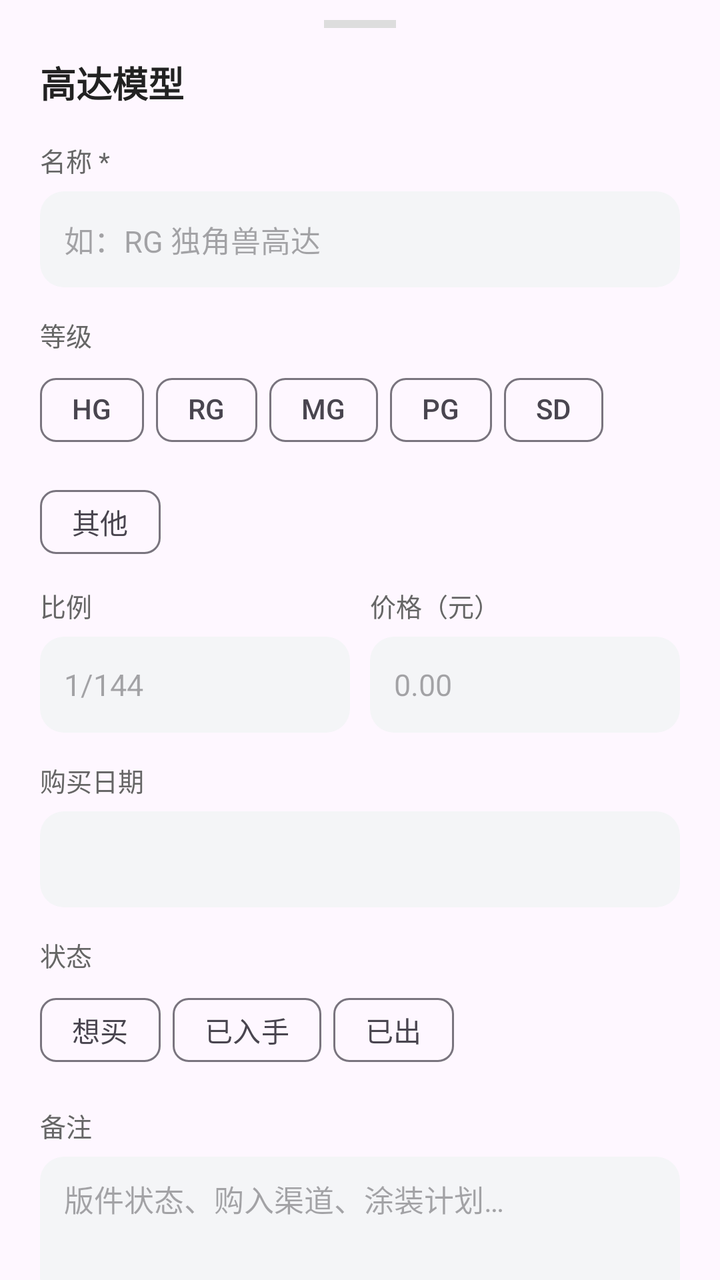
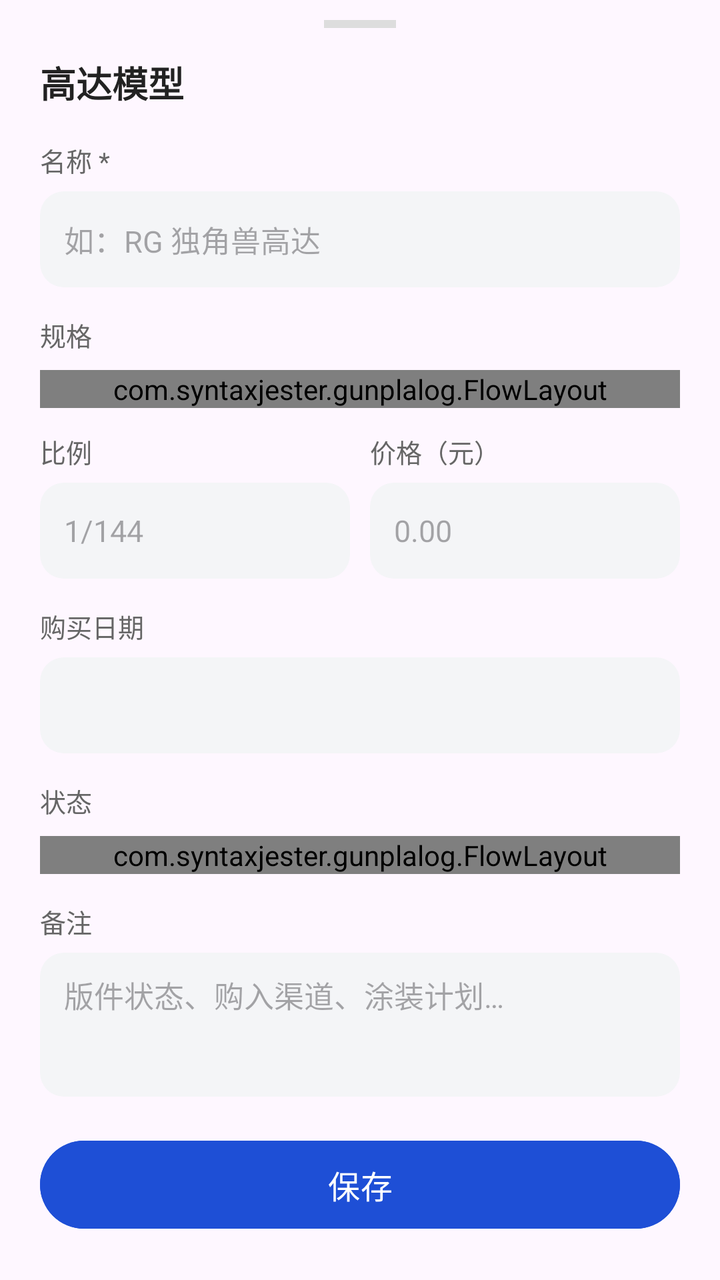

Two renders of the same Android screen: before a commit and after it. Below are the layout's source before the change and the commit's diff.
<!-- AndroidManifest.xml: application theme Theme.GunplaLog -->
<!-- res/layout/sheet_edit.xml -->
<?xml version="1.0" encoding="utf-8"?>
<androidx.core.widget.NestedScrollView xmlns:android="http://schemas.android.com/apk/res/android"
    xmlns:app="http://schemas.android.com/apk/res-auto"
    android:layout_width="match_parent"
    android:layout_height="wrap_content"
    android:fillViewport="true">

    <LinearLayout
        android:layout_width="match_parent"
        android:layout_height="wrap_content"
        android:orientation="vertical"
        android:paddingLeft="20dp"
        android:paddingTop="10dp"
        android:paddingRight="20dp"
        android:paddingBottom="28dp">

        <View
            android:layout_width="36dp"
            android:layout_height="4dp"
            android:layout_gravity="center_horizontal"
            android:background="#DDDDDD" />

        <TextView
            android:layout_width="wrap_content"
            android:layout_height="wrap_content"
            android:layout_marginTop="14dp"
            android:text="@string/app_name"
            android:textColor="#222222"
            android:textSize="18sp"
            android:textStyle="bold" />

        <TextView
            android:layout_width="wrap_content"
            android:layout_height="wrap_content"
            android:layout_marginTop="16dp"
            android:text="名称 *"
            android:textColor="#666666"
            android:textSize="13sp" />

        <EditText
            android:id="@+id/etName"
            android:layout_width="match_parent"
            android:layout_height="48dp"
            android:layout_marginTop="6dp"
            android:background="@drawable/bg_input"
            android:hint="如：RG 独角兽高达"
            android:importantForAutofill="no"
            android:inputType="text"
            android:maxLines="1"
            android:paddingLeft="12dp"
            android:paddingRight="12dp"
            android:textSize="15sp" />

        <TextView
            android:layout_width="wrap_content"
            android:layout_height="wrap_content"
            android:layout_marginTop="14dp"
            android:text="等级"
            android:textColor="#666666"
            android:textSize="13sp" />

        <com.google.android.material.chip.ChipGroup
            android:id="@+id/cgGrade"
            android:layout_width="wrap_content"
            android:layout_height="wrap_content"
            android:layout_marginTop="4dp"
            app:chipSpacingHorizontal="6dp">

            <com.google.android.material.chip.Chip
                android:id="@+id/cHG"
                style="@style/Widget.Material3.Chip.Filter"
                android:layout_width="wrap_content"
                android:layout_height="wrap_content"
                android:checkable="true"
                android:text="HG" />

            <com.google.android.material.chip.Chip
                android:id="@+id/cRG"
                style="@style/Widget.Material3.Chip.Filter"
                android:layout_width="wrap_content"
                android:layout_height="wrap_content"
                android:checkable="true"
                android:text="RG" />

            <com.google.android.material.chip.Chip
                android:id="@+id/cMG"
                style="@style/Widget.Material3.Chip.Filter"
                android:layout_width="wrap_content"
                android:layout_height="wrap_content"
                android:checkable="true"
                android:text="MG" />

            <com.google.android.material.chip.Chip
                android:id="@+id/cPG"
                style="@style/Widget.Material3.Chip.Filter"
                android:layout_width="wrap_content"
                android:layout_height="wrap_content"
                android:checkable="true"
                android:text="PG" />

            <com.google.android.material.chip.Chip
                android:id="@+id/cSD"
                style="@style/Widget.Material3.Chip.Filter"
                android:layout_width="wrap_content"
                android:layout_height="wrap_content"
                android:checkable="true"
                android:text="SD" />

            <com.google.android.material.chip.Chip
                android:id="@+id/cOT"
                style="@style/Widget.Material3.Chip.Filter"
                android:layout_width="wrap_content"
                android:layout_height="wrap_content"
                android:checkable="true"
                android:text="其他" />
        </com.google.android.material.chip.ChipGroup>

        <LinearLayout
            android:layout_width="match_parent"
            android:layout_height="wrap_content"
            android:layout_marginTop="8dp"
            android:orientation="horizontal">

            <LinearLayout
                android:layout_width="0dp"
                android:layout_height="wrap_content"
                android:layout_marginRight="10dp"
                android:layout_weight="1"
                android:orientation="vertical">

                <TextView
                    android:layout_width="wrap_content"
                    android:layout_height="wrap_content"
                    android:text="比例"
                    android:textColor="#666666"
                    android:textSize="13sp" />

                <EditText
                    android:id="@+id/etScale"
                    android:layout_width="match_parent"
                    android:layout_height="48dp"
                    android:layout_marginTop="6dp"
                    android:background="@drawable/bg_input"
                    android:hint="1/144"
                    android:importantForAutofill="no"
                    android:inputType="text"
                    android:maxLines="1"
                    android:paddingLeft="12dp"
                    android:paddingRight="12dp"
                    android:textSize="15sp" />
            </LinearLayout>

            <LinearLayout
                android:layout_width="0dp"
                android:layout_height="wrap_content"
                android:layout_weight="1"
                android:orientation="vertical">

                <TextView
                    android:layout_width="wrap_content"
                    android:layout_height="wrap_content"
                    android:text="价格（元）"
                    android:textColor="#666666"
                    android:textSize="13sp" />

                <EditText
                    android:id="@+id/etPrice"
                    android:layout_width="match_parent"
                    android:layout_height="48dp"
                    android:layout_marginTop="6dp"
                    android:background="@drawable/bg_input"
                    android:hint="0.00"
                    android:importantForAutofill="no"
                    android:inputType="numberDecimal"
                    android:maxLines="1"
                    android:paddingLeft="12dp"
                    android:paddingRight="12dp"
                    android:textSize="15sp" />
            </LinearLayout>
        </LinearLayout>

        <TextView
            android:layout_width="wrap_content"
            android:layout_height="wrap_content"
            android:layout_marginTop="14dp"
            android:text="购买日期"
            android:textColor="#666666"
            android:textSize="13sp" />

        <EditText
            android:id="@+id/etDate"
            android:layout_width="match_parent"
            android:layout_height="48dp"
            android:layout_marginTop="6dp"
            android:background="@drawable/bg_input"
            android:cursorVisible="false"
            android:focusable="false"
            android:clickable="true"
            android:importantForAutofill="no"
            android:inputType="none"
            android:maxLines="1"
            android:paddingLeft="12dp"
            android:paddingRight="12dp"
            android:textSize="15sp" />

        <TextView
            android:layout_width="wrap_content"
            android:layout_height="wrap_content"
            android:layout_marginTop="14dp"
            android:text="状态"
            android:textColor="#666666"
            android:textSize="13sp" />

        <com.google.android.material.chip.ChipGroup
            android:id="@+id/cgStatus"
            android:layout_width="wrap_content"
            android:layout_height="wrap_content"
            android:layout_marginTop="4dp"
            app:chipSpacingHorizontal="6dp">

            <com.google.android.material.chip.Chip
                android:id="@+id/sWant"
                style="@style/Widget.Material3.Chip.Filter"
                android:layout_width="wrap_content"
                android:layout_height="wrap_content"
                android:checkable="true"
                android:text="想买" />

            <com.google.android.material.chip.Chip
                android:id="@+id/sGot"
                style="@style/Widget.Material3.Chip.Filter"
                android:layout_width="wrap_content"
                android:layout_height="wrap_content"
                android:checkable="true"
                android:text="已入手" />

            <com.google.android.material.chip.Chip
                android:id="@+id/sOut"
                style="@style/Widget.Material3.Chip.Filter"
                android:layout_width="wrap_content"
                android:layout_height="wrap_content"
                android:checkable="true"
                android:text="已出" />
        </com.google.android.material.chip.ChipGroup>

        <TextView
            android:layout_width="wrap_content"
            android:layout_height="wrap_content"
            android:layout_marginTop="14dp"
            android:text="备注"
            android:textColor="#666666"
            android:textSize="13sp" />

        <EditText
            android:id="@+id/etNote"
            android:layout_width="match_parent"
            android:layout_height="72dp"
            android:layout_marginTop="6dp"
            android:background="@drawable/bg_input"
            android:gravity="top"
            android:hint="版件状态、购入渠道、涂装计划…"
            android:importantForAutofill="no"
            android:inputType="textMultiLine"
            android:minLines="2"
            android:paddingLeft="12dp"
            android:paddingTop="10dp"
            android:paddingRight="12dp"
            android:paddingBottom="10dp"
            android:textSize="15sp" />

        <Button
            android:id="@+id/btnSave"
            android:layout_width="match_parent"
            android:layout_height="52dp"
            android:layout_marginTop="18dp"
            android:backgroundTint="@color/primary"
            android:text="@string/save"
            android:textColor="#FFFFFF"
            android:textSize="16sp"
            app:cornerRadius="26dp" />
    </LinearLayout>
</androidx.core.widget.NestedScrollView>
<!-- resources referenced by this layout -->
<resources>
  <color name="primary">#1E4FD6</color>
  <!-- drawable bg_input (drawable) -->
  <?xml version="1.0" encoding="utf-8"?>
  <shape xmlns:android="http://schemas.android.com/apk/res/android">
      <solid android:color="#F4F5F7" />
      <corners android:radius="12dp" />
  </shape>
  <string name="app_name">高达模型</string>
  <string name="save">保存</string>
  <style name="Theme.GunplaLog" parent="Theme.Material3.DayNight.NoActionBar">
          <item name="colorPrimary">@color/primary</item>
          <item name="android:statusBarColor">@color/primary_dark</item>
          <item name="android:windowLightStatusBar">false</item>
      </style>
  <color name="primary_dark">#12358F</color>
</resources>

<!-- the commit's change to res/layout/sheet_edit.xml (unified diff, before → after) -->
@@ -24,7 +24,7 @@
             android:layout_width="wrap_content"
             android:layout_height="wrap_content"
             android:layout_marginTop="14dp"
-            android:text="@string/app_name"
+            android:text="@string/sheet_title"
             android:textColor="#222222"
             android:textSize="18sp"
             android:textStyle="bold" />
@@ -33,7 +33,7 @@
             android:layout_width="wrap_content"
             android:layout_height="wrap_content"
             android:layout_marginTop="16dp"
-            android:text="名称 *"
+            android:text="@string/label_name"
             android:textColor="#666666"
             android:textSize="13sp" />
 
@@ -43,7 +43,7 @@
             android:layout_height="48dp"
             android:layout_marginTop="6dp"
             android:background="@drawable/bg_input"
-            android:hint="如：RG 独角兽高达"
+            android:hint="@string/hint_name"
             android:importantForAutofill="no"
             android:inputType="text"
             android:maxLines="1"
@@ -55,70 +55,20 @@
             android:layout_width="wrap_content"
             android:layout_height="wrap_content"
             android:layout_marginTop="14dp"
-            android:text="等级"
-            android:textColor="#666666"
-            android:textSize="13sp" />
-
-        <com.google.android.material.chip.ChipGroup
-            android:id="@+id/cgGrade"
-            android:layout_width="wrap_content"
-            android:layout_height="wrap_content"
-            android:layout_marginTop="4dp"
-            app:chipSpacingHorizontal="6dp">
-
-            <com.google.android.material.chip.Chip
-                android:id="@+id/cHG"
-                style="@style/Widget.Material3.Chip.Filter"
-                android:layout_width="wrap_content"
-                android:layout_height="wrap_content"
-                android:checkable="true"
-                android:text="HG" />
-
-            <com.google.android.material.chip.Chip
-                android:id="@+id/cRG"
-                style="@style/Widget.Material3.Chip.Filter"
-                android:layout_width="wrap_content"
-                android:layout_height="wrap_content"
-                android:checkable="true"
-                android:text="RG" />
-
-            <com.google.android.material.chip.Chip
-                android:id="@+id/cMG"
-                style="@style/Widget.Material3.Chip.Filter"
-                android:layout_width="wrap_content"
-                android:layout_height="wrap_content"
-                android:checkable="true"
-                android:text="MG" />
-
-            <com.google.android.material.chip.Chip
-                android:id="@+id/cPG"
-                style="@style/Widget.Material3.Chip.Filter"
-                android:layout_width="wrap_content"
-                android:layout_height="wrap_content"
-                android:checkable="true"
-                android:text="PG" />
-
-            <com.google.android.material.chip.Chip
-                android:id="@+id/cSD"
-                style="@style/Widget.Material3.Chip.Filter"
-                android:layout_width="wrap_content"
-                android:layout_height="wrap_content"
-                android:checkable="true"
-                android:text="SD" />
-
-            <com.google.android.material.chip.Chip
-                android:id="@+id/cOT"
-                style="@style/Widget.Material3.Chip.Filter"
-                android:layout_width="wrap_content"
-                android:layout_height="wrap_content"
-                android:checkable="true"
-                android:text="其他" />
-        </com.google.android.material.chip.ChipGroup>
+            android:text="@string/label_grade"
+            android:textColor="#666666"
+            android:textSize="13sp" />
+
+        <com.syntaxjester.gunplalog.FlowLayout
+            android:id="@+id/flowGrade"
+            android:layout_width="match_parent"
+            android:layout_height="wrap_content"
+            android:layout_marginTop="8dp" />
 
         <LinearLayout
             android:layout_width="match_parent"
             android:layout_height="wrap_content"
-            android:layout_marginTop="8dp"
+            android:layout_marginTop="12dp"
             android:orientation="horizontal">
 
             <LinearLayout
@@ -131,7 +81,7 @@
                 <TextView
                     android:layout_width="wrap_content"
                     android:layout_height="wrap_content"
-                    android:text="比例"
+                    android:text="@string/label_scale"
                     android:textColor="#666666"
                     android:textSize="13sp" />
 
@@ -141,7 +91,7 @@
                     android:layout_height="48dp"
                     android:layout_marginTop="6dp"
                     android:background="@drawable/bg_input"
-                    android:hint="1/144"
+                    android:hint="@string/hint_scale"
                     android:importantForAutofill="no"
                     android:inputType="text"
                     android:maxLines="1"
@@ -159,7 +109,7 @@
                 <TextView
                     android:layout_width="wrap_content"
                     android:layout_height="wrap_content"
-                    android:text="价格（元）"
+                    android:text="@string/label_price"
                     android:textColor="#666666"
                     android:textSize="13sp" />
 
@@ -169,7 +119,7 @@
                     android:layout_height="48dp"
                     android:layout_marginTop="6dp"
                     android:background="@drawable/bg_input"
-                    android:hint="0.00"
+                    android:hint="@string/hint_price"
                     android:importantForAutofill="no"
                     android:inputType="numberDecimal"
                     android:maxLines="1"
@@ -183,7 +133,7 @@
             android:layout_width="wrap_content"
             android:layout_height="wrap_content"
             android:layout_marginTop="14dp"
-            android:text="购买日期"
+            android:text="@string/label_date"
             android:textColor="#666666"
             android:textSize="13sp" />
 
@@ -193,9 +143,9 @@
             android:layout_height="48dp"
             android:layout_marginTop="6dp"
             android:background="@drawable/bg_input"
+            android:clickable="true"
             android:cursorVisible="false"
             android:focusable="false"
-            android:clickable="true"
             android:importantForAutofill="no"
             android:inputType="none"
             android:maxLines="1"
@@ -207,47 +157,21 @@
             android:layout_width="wrap_content"
             android:layout_height="wrap_content"
             android:layout_marginTop="14dp"
-            android:text="状态"
-            android:textColor="#666666"
-            android:textSize="13sp" />
-
-        <com.google.android.material.chip.ChipGroup
-            android:id="@+id/cgStatus"
-            android:layout_width="wrap_content"
-            android:layout_height="wrap_content"
-            android:layout_marginTop="4dp"
-            app:chipSpacingHorizontal="6dp">
-
-            <com.google.android.material.chip.Chip
-                android:id="@+id/sWant"
-                style="@style/Widget.Material3.Chip.Filter"
-                android:layout_width="wrap_content"
-                android:layout_height="wrap_content"
-                android:checkable="true"
-                android:text="想买" />
-
-            <com.google.android.material.chip.Chip
-                android:id="@+id/sGot"
-                style="@style/Widget.Material3.Chip.Filter"
-                android:layout_width="wrap_content"
-                android:layout_height="wrap_content"
-                android:checkable="true"
-                android:text="已入手" />
-
-            <com.google.android.material.chip.Chip
-                android:id="@+id/sOut"
-                style="@style/Widget.Material3.Chip.Filter"
-                android:layout_width="wrap_content"
-                android:layout_height="wrap_content"
-                android:checkable="true"
-                android:text="已出" />
-        </com.google.android.material.chip.ChipGroup>
-
-        <TextView
-            android:layout_width="wrap_content"
-            android:layout_height="wrap_content"
-            android:layout_marginTop="14dp"
-            android:text="备注"
+            android:text="@string/label_status"
+            android:textColor="#666666"
+            android:textSize="13sp" />
+
+        <com.syntaxjester.gunplalog.FlowLayout
+            android:id="@+id/flowStatus"
+            android:layout_width="match_parent"
+            android:layout_height="wrap_content"
+            android:layout_marginTop="8dp" />
+
+        <TextView
+            android:layout_width="wrap_content"
+            android:layout_height="wrap_content"
+            android:layout_marginTop="14dp"
+            android:text="@string/label_note"
             android:textColor="#666666"
             android:textSize="13sp" />
 
@@ -258,7 +182,7 @@
             android:layout_marginTop="6dp"
             android:background="@drawable/bg_input"
             android:gravity="top"
-            android:hint="版件状态、购入渠道、涂装计划…"
+            android:hint="@string/hint_note"
             android:importantForAutofill="no"
             android:inputType="textMultiLine"
             android:minLines="2"
<!-- resource entries referenced after the edit -->
@@ -7,13 +7,25 @@
       <solid android:color="#F4F5F7" />
       <corners android:radius="12dp" />
   </shape>
-  <string name="app_name">高达模型</string>
+  <string name="hint_name">如：RG 独角兽高达</string>
+  <string name="hint_note">版件状态、购入渠道、涂装计划…</string>
+  <string name="hint_price">0.00</string>
+  <string name="hint_scale">1/144</string>
+  <string name="label_date">购买日期</string>
+  <string name="label_grade">规格</string>
+  <string name="label_name">名称 *</string>
+  <string name="label_note">备注</string>
+  <string name="label_price">价格（元）</string>
+  <string name="label_scale">比例</string>
+  <string name="label_status">状态</string>
   <string name="save">保存</string>
+  <string name="sheet_title">高达模型</string>
   <style name="Theme.GunplaLog" parent="Theme.Material3.DayNight.NoActionBar">
           <item name="colorPrimary">@color/primary</item>
-          <item name="android:statusBarColor">@color/primary_dark</item>
+          
+          <item name="android:statusBarColor">@android:color/transparent</item>
           <item name="android:windowLightStatusBar">false</item>
+          <item name="android:navigationBarColor">@android:color/transparent</item>
       </style>
-  <color name="primary_dark">#12358F</color>
 </resources>
 
